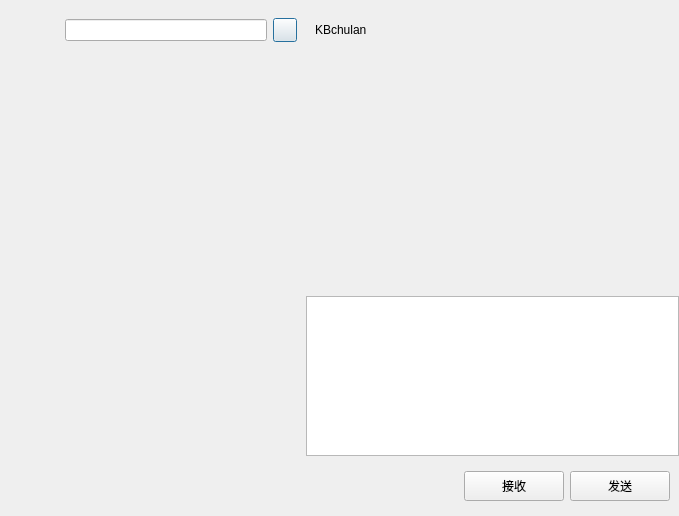
First picture: the form in chatroom/chatdialog.ui, repository KBchulan/ChatRoom, before the edit.
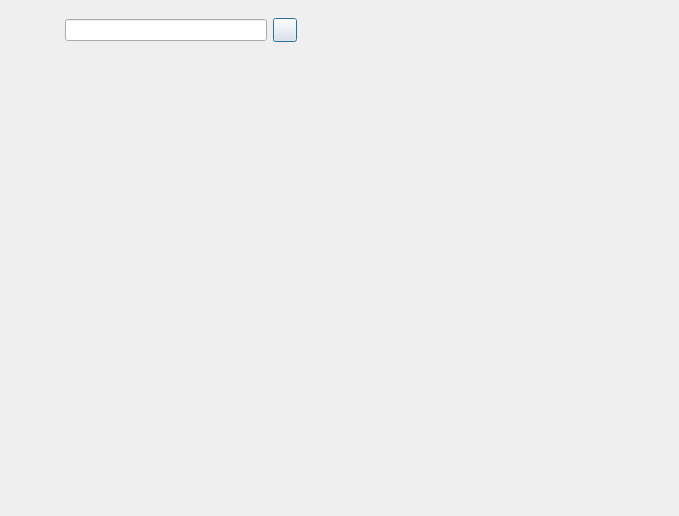
Second picture: the form after the edit.

Commit message: feat(client): 新增 `ChatPage` 组件，将聊天主体区域从 `ChatDialog` 中抽离，包含标题栏、消息列表、工具栏、输入框和发送按钮，新增 `ChatMsgList` 组件，继承 `QListWidget`，支持滚动到顶部加载历史消息、鼠标悬停显示滚动条、防抖处理，新增 `ChatMsgItem` 组件（占位），用于显示单条聊天消息气泡，暂未实现具体内容显示，新增 `ChatTextEdit` 组件，自定义聊天输入框，新增 `LoadingItem` 组件，用于显示加载动画，完善 `ChatUserList`，增加滚动到底部加载更多用户的防抖处理，新增资源文件：加载动画（loading.gif）、表情图标（smile_idle/hover.png）、文件图标（folder_idle/hover.png），完善 `chat_window.qss` 样式表，新增 ChatPage、ChatMsgList、ChatTextEdit、LoadingItem 等组件样式，代码重构：全面应用 clang-format 格式化、信号槽参数改为 const 引用传递、变量命名规范化

Diff of the .ui file:
```diff
--- a/chatroom/chatdialog.ui
+++ b/chatroom/chatdialog.ui
@@ -214,219 +214,7 @@
     </widget>
    </item>
    <item>
-    <widget class="QWidget" name="chat_main_widget" native="true">
-     <layout class="QVBoxLayout" name="verticalLayout_4">
-      <property name="spacing">
-       <number>0</number>
-      </property>
-      <property name="leftMargin">
-       <number>0</number>
-      </property>
-      <property name="topMargin">
-       <number>0</number>
-      </property>
-      <property name="rightMargin">
-       <number>0</number>
-      </property>
-      <property name="bottomMargin">
-       <number>0</number>
-      </property>
-      <item>
-       <widget class="QWidget" name="title_widget" native="true">
-        <property name="minimumSize">
-         <size>
-          <width>0</width>
-          <height>60</height>
-         </size>
-        </property>
-        <property name="maximumSize">
-         <size>
-          <width>16777215</width>
-          <height>60</height>
-         </size>
-        </property>
-        <layout class="QHBoxLayout" name="horizontalLayout_3">
-         <item>
-          <widget class="QLabel" name="title_label">
-           <property name="text">
-            <string>KBchulan</string>
-           </property>
-          </widget>
-         </item>
-        </layout>
-       </widget>
-      </item>
-      <item>
-       <widget class="QWidget" name="chat_data_list_widget" native="true"/>
-      </item>
-      <item>
-       <widget class="QWidget" name="tools_widget" native="true">
-        <property name="minimumSize">
-         <size>
-          <width>0</width>
-          <height>60</height>
-         </size>
-        </property>
-        <property name="maximumSize">
-         <size>
-          <width>16777215</width>
-          <height>60</height>
-         </size>
-        </property>
-        <layout class="QHBoxLayout" name="horizontalLayout_4">
-         <property name="leftMargin">
-          <number>2</number>
-         </property>
-         <property name="topMargin">
-          <number>2</number>
-         </property>
-         <property name="rightMargin">
-          <number>2</number>
-         </property>
-         <property name="bottomMargin">
-          <number>2</number>
-         </property>
-         <item>
-          <widget class="QLabel" name="emoji_label">
-           <property name="minimumSize">
-            <size>
-             <width>25</width>
-             <height>25</height>
-            </size>
-           </property>
-           <property name="maximumSize">
-            <size>
-             <width>25</width>
-             <height>25</height>
-            </size>
-           </property>
-           <property name="text">
-            <string/>
-           </property>
-          </widget>
-         </item>
-         <item>
-          <widget class="QLabel" name="file_label">
-           <property name="minimumSize">
-            <size>
-             <width>25</width>
-             <height>25</height>
-            </size>
-           </property>
-           <property name="maximumSize">
-            <size>
-             <width>25</width>
-             <height>25</height>
-            </size>
-           </property>
-           <property name="text">
-            <string/>
-           </property>
-          </widget>
-         </item>
-         <item>
-          <spacer name="horizontalSpacer_2">
-           <property name="orientation">
-            <enum>Qt::Orientation::Horizontal</enum>
-           </property>
-           <property name="sizeHint" stdset="0">
-            <size>
-             <width>40</width>
-             <height>20</height>
-            </size>
-           </property>
-          </spacer>
-         </item>
-        </layout>
-       </widget>
-      </item>
-      <item>
-       <widget class="QTextEdit" name="chat_edit">
-        <property name="minimumSize">
-         <size>
-          <width>0</width>
-          <height>160</height>
-         </size>
-        </property>
-        <property name="maximumSize">
-         <size>
-          <width>16777215</width>
-          <height>160</height>
-         </size>
-        </property>
-       </widget>
-      </item>
-      <item>
-       <widget class="QWidget" name="botton_widget" native="true">
-        <property name="minimumSize">
-         <size>
-          <width>0</width>
-          <height>60</height>
-         </size>
-        </property>
-        <property name="maximumSize">
-         <size>
-          <width>16777215</width>
-          <height>60</height>
-         </size>
-        </property>
-        <layout class="QHBoxLayout" name="horizontalLayout_5">
-         <item>
-          <spacer name="horizontalSpacer_3">
-           <property name="orientation">
-            <enum>Qt::Orientation::Horizontal</enum>
-           </property>
-           <property name="sizeHint" stdset="0">
-            <size>
-             <width>40</width>
-             <height>20</height>
-            </size>
-           </property>
-          </spacer>
-         </item>
-         <item>
-          <widget class="QPushButton" name="receive_button">
-           <property name="minimumSize">
-            <size>
-             <width>100</width>
-             <height>30</height>
-            </size>
-           </property>
-           <property name="maximumSize">
-            <size>
-             <width>100</width>
-             <height>30</height>
-            </size>
-           </property>
-           <property name="text">
-            <string>接收</string>
-           </property>
-          </widget>
-         </item>
-         <item>
-          <widget class="QPushButton" name="send_button">
-           <property name="minimumSize">
-            <size>
-             <width>100</width>
-             <height>30</height>
-            </size>
-           </property>
-           <property name="maximumSize">
-            <size>
-             <width>100</width>
-             <height>30</height>
-            </size>
-           </property>
-           <property name="text">
-            <string>发送</string>
-           </property>
-          </widget>
-         </item>
-        </layout>
-       </widget>
-      </item>
-     </layout>
-    </widget>
+    <widget class="QWidget" name="right_stack_widget" native="true"/>
    </item>
   </layout>
  </widget>
```
Left out of the diff: 2 changed lines with no effect on the pictures. The commit also changes 57 other files.
